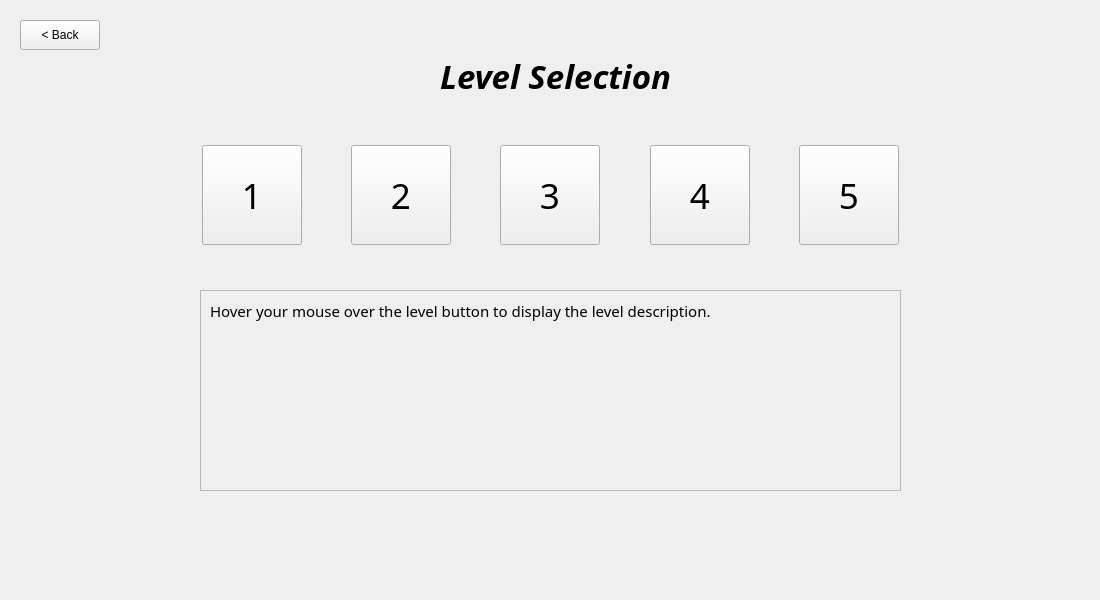
Qt form mainwindow.ui (UofU-CS3505/cs3505-CodeQuest) before a commit.
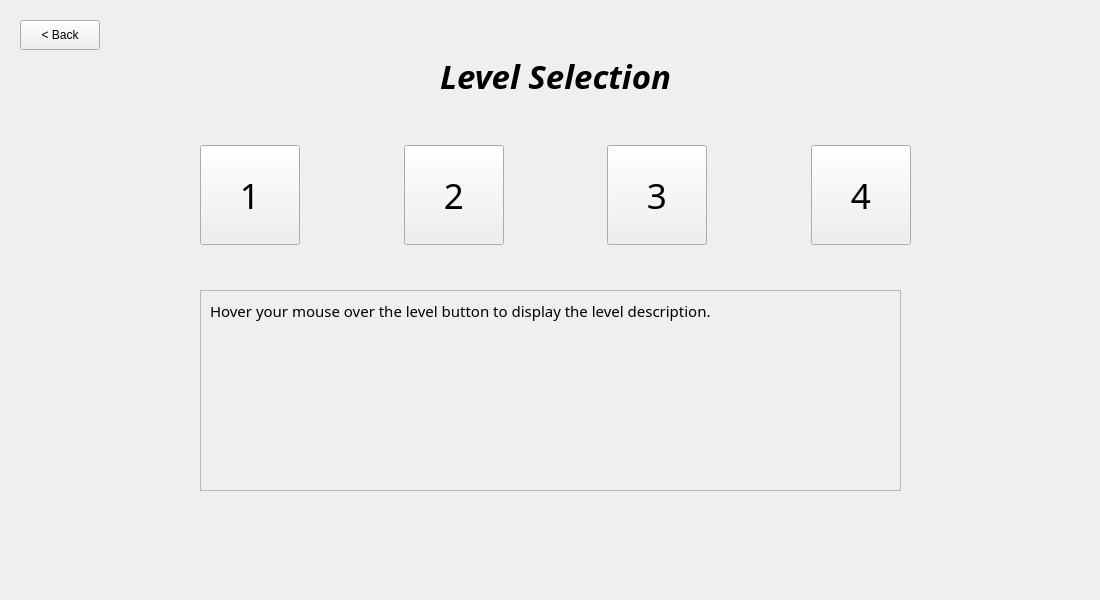
The same form after that commit. The open tabs and pages were chosen to show the change. Custom widgets are drawn as their Qt base class.

Patch:
```diff
--- a/mainwindow.ui
+++ b/mainwindow.ui
@@ -218,9 +218,9 @@
      <widget class="QWidget" name="layoutWidget">
       <property name="geometry">
        <rect>
-        <x>160</x>
+        <x>200</x>
         <y>130</y>
-        <width>781</width>
+        <width>731</width>
         <height>131</height>
        </rect>
       </property>
@@ -240,8 +240,8 @@
        <property name="spacing">
         <number>7</number>
        </property>
-       <item row="0" column="9">
-        <spacer name="verticalSpacer_5">
+       <item row="0" column="6">
+        <spacer name="verticalSpacer_4">
          <property name="orientation">
           <enum>Qt::Orientation::Vertical</enum>
          </property>
@@ -253,33 +253,7 @@
          </property>
         </spacer>
        </item>
-       <item row="0" column="5">
-        <spacer name="verticalSpacer_3">
-         <property name="orientation">
-          <enum>Qt::Orientation::Vertical</enum>
-         </property>
-         <property name="sizeHint" stdset="0">
-          <size>
-           <width>20</width>
-           <height>40</height>
-          </size>
-         </property>
-        </spacer>
-       </item>
-       <item row="2" column="1">
-        <spacer name="verticalSpacer_6">
-         <property name="orientation">
-          <enum>Qt::Orientation::Vertical</enum>
-         </property>
-         <property name="sizeHint" stdset="0">
-          <size>
-           <width>20</width>
-           <height>40</height>
-          </size>
-         </property>
-        </spacer>
-       </item>
-       <item row="1" column="2">
+       <item row="1" column="1">
         <spacer name="horizontalSpacer">
          <property name="orientation">
           <enum>Qt::Orientation::Horizontal</enum>
@@ -292,39 +266,7 @@
          </property>
         </spacer>
        </item>
-       <item row="1" column="9">
-        <widget class="QPushButton" name="level_5_Button">
-         <property name="minimumSize">
-          <size>
-           <width>100</width>
-           <height>100</height>
-          </size>
-         </property>
-         <property name="font">
-          <font>
-           <family>MV Boli</family>
-           <pointsize>26</pointsize>
-          </font>
-         </property>
-         <property name="text">
-          <string>5</string>
-         </property>
-        </widget>
-       </item>
-       <item row="1" column="4">
-        <spacer name="horizontalSpacer_2">
-         <property name="orientation">
-          <enum>Qt::Orientation::Horizontal</enum>
-         </property>
-         <property name="sizeHint" stdset="0">
-          <size>
-           <width>40</width>
-           <height>20</height>
-          </size>
-         </property>
-        </spacer>
-       </item>
-       <item row="1" column="3">
+       <item row="1" column="2">
         <widget class="QPushButton" name="level_2_Button">
          <property name="minimumSize">
           <size>
@@ -349,26 +291,33 @@
          </property>
         </widget>
        </item>
-       <item row="1" column="5">
-        <widget class="QPushButton" name="level_3_Button">
-         <property name="minimumSize">
+       <item row="2" column="4">
+        <spacer name="verticalSpacer_8">
+         <property name="orientation">
+          <enum>Qt::Orientation::Vertical</enum>
+         </property>
+         <property name="sizeHint" stdset="0">
           <size>
-           <width>100</width>
-           <height>100</height>
+           <width>20</width>
+           <height>40</height>
           </size>
          </property>
-         <property name="font">
-          <font>
-           <family>MV Boli</family>
-           <pointsize>26</pointsize>
-          </font>
+        </spacer>
+       </item>
+       <item row="1" column="3">
+        <spacer name="horizontalSpacer_2">
+         <property name="orientation">
+          <enum>Qt::Orientation::Horizontal</enum>
          </property>
-         <property name="text">
-          <string>3</string>
+         <property name="sizeHint" stdset="0">
+          <size>
+           <width>40</width>
+           <height>20</height>
+          </size>
          </property>
-        </widget>
+        </spacer>
        </item>
-       <item row="1" column="1">
+       <item row="1" column="0">
         <widget class="QPushButton" name="level_1_Button">
          <property name="minimumSize">
           <size>
@@ -398,7 +347,7 @@
          </property>
         </widget>
        </item>
-       <item row="0" column="1">
+       <item row="0" column="0">
         <spacer name="verticalSpacer">
          <property name="orientation">
           <enum>Qt::Orientation::Vertical</enum>
@@ -411,34 +360,8 @@
          </property>
         </spacer>
        </item>
-       <item row="2" column="5">
-        <spacer name="verticalSpacer_8">
-         <property name="orientation">
-          <enum>Qt::Orientation::Vertical</enum>
-         </property>
-         <property name="sizeHint" stdset="0">
-          <size>
-           <width>20</width>
-           <height>40</height>
-          </size>
-         </property>
-        </spacer>
-       </item>
-       <item row="2" column="3">
-        <spacer name="verticalSpacer_7">
-         <property name="orientation">
-          <enum>Qt::Orientation::Vertical</enum>
-         </property>
-         <property name="sizeHint" stdset="0">
-          <size>
-           <width>20</width>
-           <height>40</height>
-          </size>
-         </property>
-        </spacer>
-       </item>
        <item row="0" column="7">
-        <spacer name="verticalSpacer_4">
+        <spacer name="verticalSpacer_5">
          <property name="orientation">
           <enum>Qt::Orientation::Vertical</enum>
          </property>
@@ -450,20 +373,52 @@
          </property>
         </spacer>
        </item>
-       <item row="1" column="0">
-        <spacer name="horizontalSpacer_5">
+       <item row="2" column="2">
+        <spacer name="verticalSpacer_7">
          <property name="orientation">
-          <enum>Qt::Orientation::Horizontal</enum>
+          <enum>Qt::Orientation::Vertical</enum>
          </property>
          <property name="sizeHint" stdset="0">
           <size>
-           <width>40</width>
-           <height>20</height>
+           <width>20</width>
+           <height>40</height>
           </size>
          </property>
         </spacer>
        </item>
-       <item row="1" column="7">
+       <item row="2" column="0">
+        <spacer name="verticalSpacer_6">
+         <property name="orientation">
+          <enum>Qt::Orientation::Vertical</enum>
+         </property>
+         <property name="sizeHint" stdset="0">
+          <size>
+           <width>20</width>
+           <height>40</height>
+          </size>
+         </property>
+        </spacer>
+       </item>
+       <item row="1" column="4">
+        <widget class="QPushButton" name="level_3_Button">
+         <property name="minimumSize">
+          <size>
+           <width>100</width>
+           <height>100</height>
+          </size>
+         </property>
+         <property name="font">
+          <font>
+           <family>MV Boli</family>
+           <pointsize>26</pointsize>
+          </font>
+         </property>
+         <property name="text">
+          <string>3</string>
+         </property>
+        </widget>
+       </item>
+       <item row="1" column="6">
         <widget class="QPushButton" name="level_4_Button">
          <property name="minimumSize">
           <size>
@@ -482,33 +437,7 @@
          </property>
         </widget>
        </item>
-       <item row="2" column="7">
-        <spacer name="verticalSpacer_9">
-         <property name="orientation">
-          <enum>Qt::Orientation::Vertical</enum>
-         </property>
-         <property name="sizeHint" stdset="0">
-          <size>
-           <width>20</width>
-           <height>40</height>
-          </size>
-         </property>
-        </spacer>
-       </item>
-       <item row="1" column="8">
-        <spacer name="horizontalSpacer_4">
-         <property name="orientation">
-          <enum>Qt::Orientation::Horizontal</enum>
-         </property>
-         <property name="sizeHint" stdset="0">
-          <size>
-           <width>40</width>
-           <height>20</height>
-          </size>
-         </property>
-        </spacer>
-       </item>
-       <item row="1" column="6">
+       <item row="1" column="5">
         <spacer name="horizontalSpacer_3">
          <property name="orientation">
           <enum>Qt::Orientation::Horizontal</enum>
@@ -521,7 +450,33 @@
          </property>
         </spacer>
        </item>
-       <item row="2" column="9">
+       <item row="0" column="4">
+        <spacer name="verticalSpacer_3">
+         <property name="orientation">
+          <enum>Qt::Orientation::Vertical</enum>
+         </property>
+         <property name="sizeHint" stdset="0">
+          <size>
+           <width>20</width>
+           <height>40</height>
+          </size>
+         </property>
+        </spacer>
+       </item>
+       <item row="2" column="6">
+        <spacer name="verticalSpacer_9">
+         <property name="orientation">
+          <enum>Qt::Orientation::Vertical</enum>
+         </property>
+         <property name="sizeHint" stdset="0">
+          <size>
+           <width>20</width>
+           <height>40</height>
+          </size>
+         </property>
+        </spacer>
+       </item>
+       <item row="2" column="7">
         <spacer name="verticalSpacer_10">
          <property name="orientation">
           <enum>Qt::Orientation::Vertical</enum>
@@ -534,7 +489,20 @@
          </property>
         </spacer>
        </item>
-       <item row="0" column="3">
+       <item row="1" column="3">
+        <spacer name="horizontalSpacer_2">
+         <property name="orientation">
+          <enum>Qt::Orientation::Horizontal</enum>
+         </property>
+         <property name="sizeHint" stdset="0">
+          <size>
+           <width>40</width>
+           <height>20</height>
+          </size>
+         </property>
+        </spacer>
+       </item>
+       <item row="0" column="2">
         <spacer name="verticalSpacer_2">
          <property name="orientation">
           <enum>Qt::Orientation::Vertical</enum>
@@ -547,32 +515,6 @@
          </property>
         </spacer>
        </item>
-       <item row="1" column="10">
-        <spacer name="horizontalSpacer_6">
-         <property name="orientation">
-          <enum>Qt::Orientation::Horizontal</enum>
-         </property>
-         <property name="sizeHint" stdset="0">
-          <size>
-           <width>40</width>
-           <height>20</height>
-          </size>
-         </property>
-        </spacer>
-       </item>
-       <item row="1" column="4">
-        <spacer name="horizontalSpacer_2">
-         <property name="orientation">
-          <enum>Qt::Orientation::Horizontal</enum>
-         </property>
-         <property name="sizeHint" stdset="0">
-          <size>
-           <width>40</width>
-           <height>20</height>
-          </size>
-         </property>
-        </spacer>
-       </item>
       </layout>
      </widget>
      <widget class="QFrame" name="levelDescriptionFrame">
```
Left out of the diff: 2 changed lines with no effect on the pictures.
